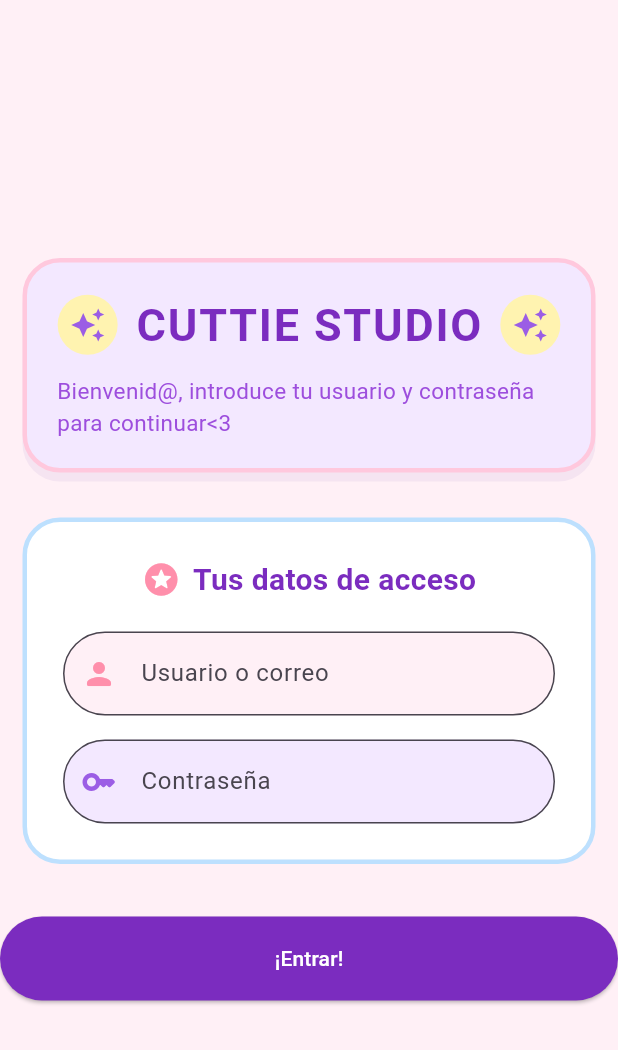
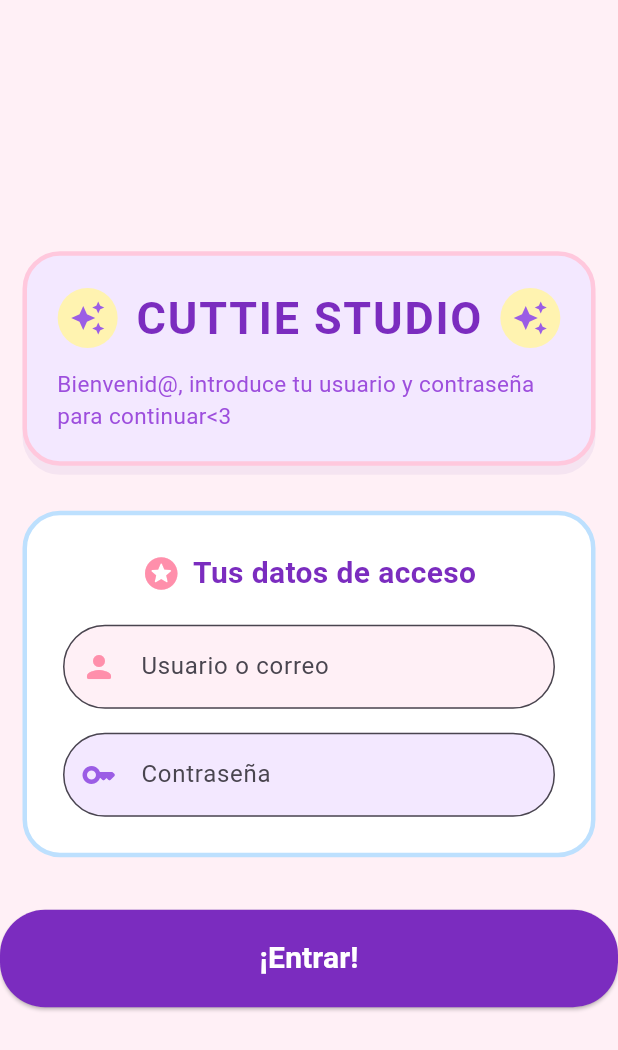
Before and after one commit to ggarper10/gemma_mouna_p1, a Flutter app: the screen it shows after launch, on a phone screen of 412 x 824 dp. Shown: the top 1050 px of the screen. Run offline on Flutter 3.47's test engine with Material 3 defaults, Android fonts, the phone set to English and light mode, and no system bars.

Commit message:
Creación del botón para pasar a la segunda pantalla

```diff
--- a/lib/views/main_view.dart
+++ b/lib/views/main_view.dart
@@ -183,9 +183,19 @@
 
         //Crear cambio a la segunda pantalla
         onPressed: () {
+          Navigator.push(
+            context,
+            MaterialPageRoute(
+              builder: (context) => const Buscador(),
+            ),
+          );
         },
         child: const Text(
           '¡Entrar!',
+          style: TextStyle(
+            fontSize: 20,
+            fontWeight: FontWeight.bold,
+          ),
         ),
       ),
     );
```
